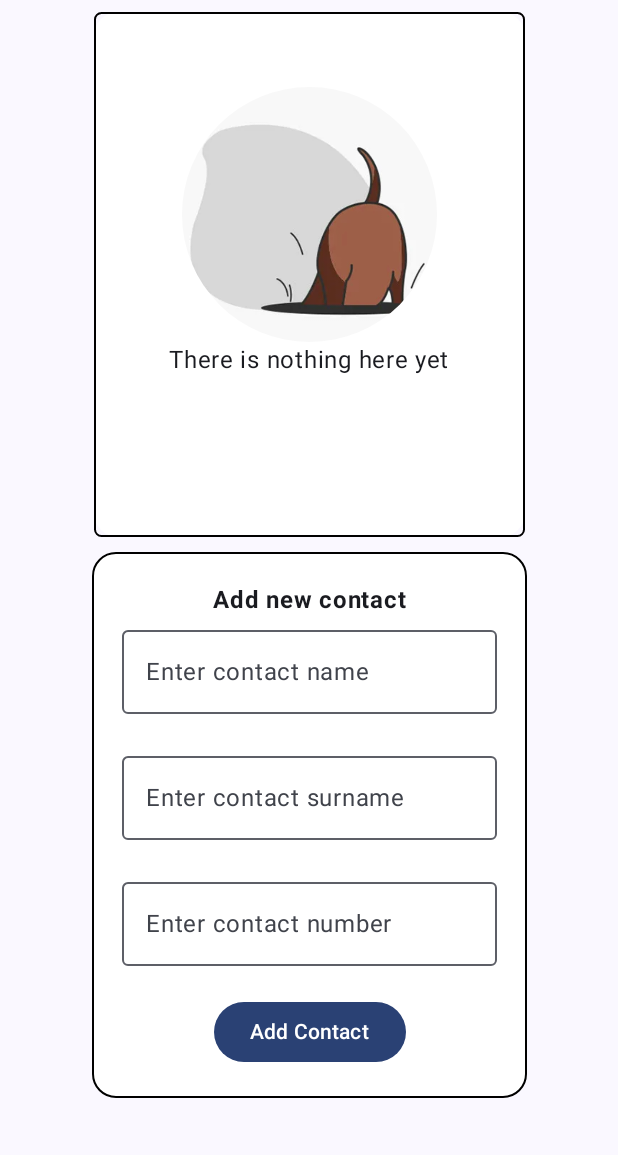
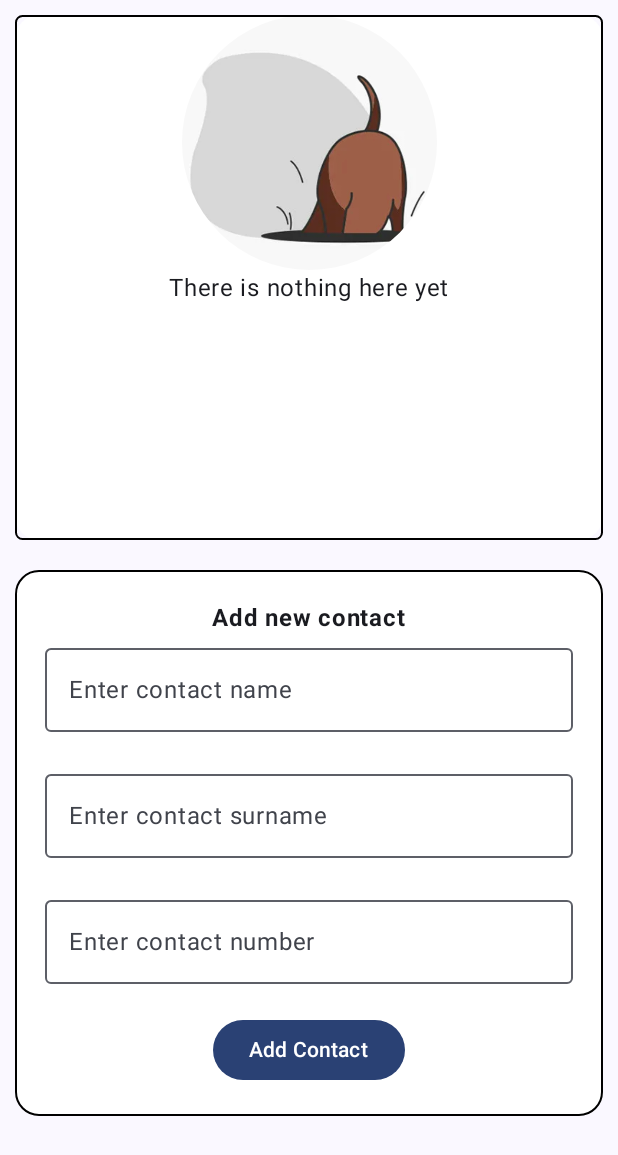
Before and after one commit to fh279/SimpleContactListApp, an Android app built with Jetpack Compose: the screen it shows after launch (MainActivity), on a phone screen of 412 x 824 dp. Shown: the top 1155 px of the screen. Run offline under Robolectric (Android 15) with nearby library versions, the phone set to English and light mode, and no system bars.

Commit message:
Optimize layout and separate it on different compose functions

```diff
--- a/app/src/main/java/com/example/simplecontactlist/MainActivity.kt
+++ b/app/src/main/java/com/example/simplecontactlist/MainActivity.kt
@@ -3,7 +3,6 @@ package com.example.simplecontactlist
 import android.annotation.SuppressLint
 import android.os.Build
 import android.os.Bundle
-import android.view.WindowInsets.Type.ime
 import androidx.activity.ComponentActivity
 import androidx.activity.compose.setContent
 import androidx.annotation.RequiresApi
@@ -11,6 +10,7 @@ import androidx.compose.animation.animateContentSize
 import androidx.compose.foundation.Image
 import androidx.compose.foundation.background
 import androidx.compose.foundation.border
+import androidx.compose.foundation.horizontalScroll
 import androidx.compose.foundation.layout.Arrangement
 import androidx.compose.foundation.layout.Box
 import androidx.compose.foundation.layout.Column
@@ -18,12 +18,9 @@ import androidx.compose.foundation.layout.ExperimentalLayoutApi
 import androidx.compose.foundation.layout.PaddingValues
 import androidx.compose.foundation.layout.Row
 import androidx.compose.foundation.layout.Spacer
-import androidx.compose.foundation.layout.WindowInsets
 import androidx.compose.foundation.layout.fillMaxSize
 import androidx.compose.foundation.layout.fillMaxWidth
 import androidx.compose.foundation.layout.height
-import androidx.compose.foundation.layout.imeNestedScroll
-import androidx.compose.foundation.layout.imePadding
 import androidx.compose.foundation.layout.padding
 import androidx.compose.foundation.layout.size
 import androidx.compose.foundation.layout.width
@@ -73,43 +70,49 @@ class MainActivity : ComponentActivity() {
         setContent {
             SimpleContactListTheme {
                 Scaffold(
-                    modifier = Modifier
-                        .fillMaxSize()
-                        .imeNestedScroll()
-                ) { innerPadding -> MainScreen(Modifier
-                    .fillMaxSize()
-                    .padding()) }
+                    modifier = Modifier.fillMaxSize()
+                ) { innerPadding ->
+                    MainScreen(Modifier.padding(innerPadding))
+                }
             }
         }
     }
 
     @RequiresApi(Build.VERSION_CODES.R)
     @Composable
-    fun MainScreen(
-        modifier: Modifier = Modifier
-    ) {
-
+    fun MainScreen(modifier: Modifier) {
         val state: State<ListState> = viewModel.state.collectAsStateWithLifecycle()
         val listState: ListState = state.value
-        ContactsList(modifier, listState)
-    }
 
-    @RequiresApi(Build.VERSION_CODES.R)
-    @Composable
-    fun ContactsList(modifier: Modifier = Modifier, state: ListState) {
         Column(
             modifier = modifier
                 .verticalScroll(rememberScrollState())
-                .padding(vertical = ime().dp),
-            horizontalAlignment = Alignment.CenterHorizontally
+                .fillMaxWidth()
+                .padding(all = 10.dp),
+            horizontalAlignment = Alignment.CenterHorizontally,
+            verticalArrangement = Arrangement.Center
+        ) {
+            ContactList(
+                modifier = modifier,
+                state = listState
+            )
+            Spacer(Modifier.height(20.dp))
+            AddContact(
+                modifier = modifier,
+                state = listState
+            )
+        }
+    }
+
+    @Composable
+    fun ContactList(
+        modifier: Modifier,
+        state: ListState
     ) {
         LazyColumn(
             state = rememberLazyListState(),
-                modifier = Modifier
-                    .padding(
-                        start = 10.dp,
-                        end = 10.dp
-                    )
+            modifier = modifier
+                .fillMaxSize()
                 .height(350.dp)
                 .border(
                     width = 1.dp,
@@ -119,7 +122,8 @@ class MainActivity : ComponentActivity() {
                 .background(color = Color.White, shape = RoundedCornerShape(16.dp))
         ) {
             if (state.listItems.isNotEmpty()) {
-                    items(state.listItems,
+                items(
+                    state.listItems,
                     key = { it.id }
                 ) { item ->
                     val color = remember {
@@ -154,10 +158,17 @@ class MainActivity : ComponentActivity() {
                             )
                         }
                         Spacer(modifier = Modifier.width(10.dp))
-                            Column(modifier = Modifier.width(250.dp)) {
-                                Text(text = "${item.name} ${item.surname}")
-                                Text(text = item.number)
+                        Column(modifier = Modifier.width(250.dp).horizontalScroll(rememberScrollState())) {
+                            Text(
+                                text = "${item.name} ${item.surname}",
+                                maxLines = 1,
+                            )
+                            Text(
+                                text = item.number,
+                                maxLines = 1
+                            )
                         }
+                        Spacer(modifier = Modifier.width(10.dp))
                         Button(
                             onClick = { viewModel.removeItemFromList(item) },
                             modifier = Modifier,
@@ -171,12 +182,11 @@ class MainActivity : ComponentActivity() {
                         ) { Text(stringResource(R.string.delete_button_text)) }
                     }
                 }
-                }
-                else {
+            } else {
                 items(arrayListOf("")) {
                     Column(
                         horizontalAlignment = Alignment.CenterHorizontally,
-                            modifier = Modifier.padding(all = 50.dp)
+                        modifier = Modifier.fillMaxWidth()
                     ) {
                         Image(
                             painter = painterResource(id = R.drawable.emptystate2),
@@ -187,16 +197,22 @@ class MainActivity : ComponentActivity() {
                         )
                         Text(
                             text = stringResource(R.string.empty_state_text),
-                                modifier = Modifier.align(alignment = Alignment.CenterHorizontally))
+                            modifier = Modifier.align(alignment = Alignment.CenterHorizontally)
+                        )
+                    }
                 }
             }
         }
     }
 
+    @Composable
+    fun AddContact(
+        state: ListState,
+        modifier: Modifier
+    ) {
         Column(
-                modifier = Modifier
+            modifier = modifier
                 .animateContentSize()
-                    .padding(top = 10.dp, start = 10.dp, end = 10.dp)
                 .border(
                     width = 1.dp,
                     color = Color.Black,
@@ -215,12 +231,11 @@ class MainActivity : ComponentActivity() {
             )
             OutlinedTextField(
                 value = state.name,
-                    onValueChange = {
-                        name -> viewModel.onChangeNameFieldValue(name)
+                onValueChange = { name ->
+                    viewModel.onChangeNameFieldValue(name)
                     viewModel.clearErrorText()
                 },
                 modifier = Modifier
-                        .width(250.dp)
                     .align(Alignment.CenterHorizontally)
                     .fillMaxWidth(),
                 label = { Text(stringResource(R.string.Add_contact_name_field_label)) },
@@ -237,12 +252,11 @@ class MainActivity : ComponentActivity() {
 
             OutlinedTextField(
                 value = state.surName,
-                    onValueChange = {
-                        surName -> viewModel.onChangeSurnameValue(surName)
+                onValueChange = { surName ->
+                    viewModel.onChangeSurnameValue(surName)
                     viewModel.clearErrorText()
                 },
                 modifier = Modifier
-                        .width(250.dp)
                     .align(Alignment.CenterHorizontally)
                     .fillMaxWidth(),
                 label = { Text(stringResource(R.string.Add_contact_surname_field_label)) },
@@ -259,11 +273,11 @@ class MainActivity : ComponentActivity() {
 
             OutlinedTextField(
                 value = state.number,
-                    onValueChange = { number -> viewModel.onChangeNumberValue(number)
+                onValueChange = { number ->
+                    viewModel.onChangeNumberValue(number)
                     viewModel.clearErrorText()
                 },
                 modifier = Modifier
-                        .width(250.dp)
                     .align(Alignment.CenterHorizontally)
                     .fillMaxWidth(),
                 label = { Text(stringResource(R.string.Add_contact_number_field_label)) },
@@ -287,7 +301,6 @@ class MainActivity : ComponentActivity() {
 
         }
     }
-    }
 
     @RequiresApi(Build.VERSION_CODES.R)
     @SuppressLint("UnusedMaterial3ScaffoldPaddingParameter")
@@ -295,7 +308,7 @@ class MainActivity : ComponentActivity() {
     @Composable
     fun ContactList() {
         SimpleContactListTheme {
-            MainScreen()
+            MainScreen(Modifier)
         }
     }
 }
```
Lines whose indentation alone changed are shown as unchanged.
